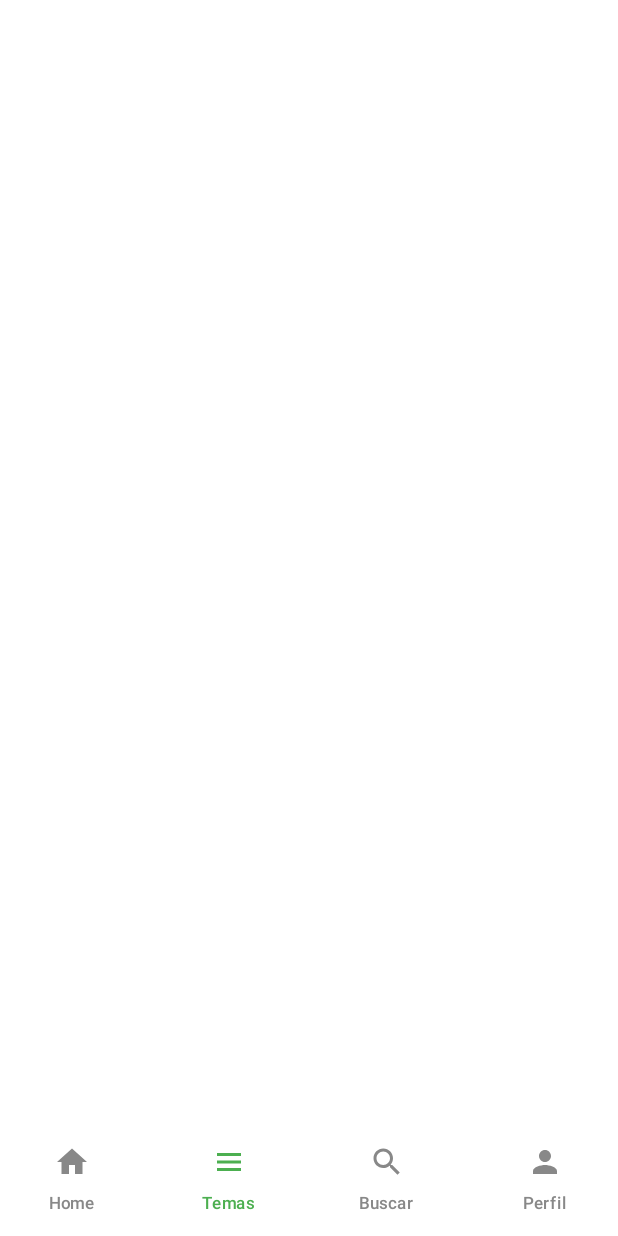
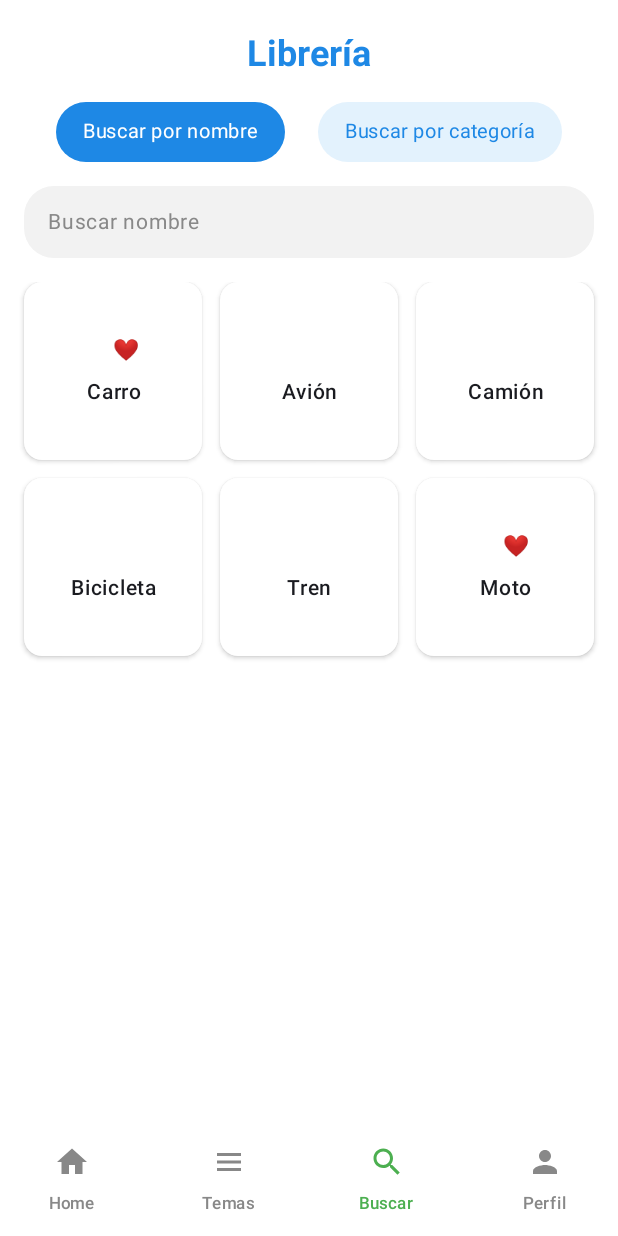
Before and after one commit to KetzalliLabs/Amoxcalli_App, an Android app built with Jetpack Compose: the LibraryScreen screen opened through its navigation route, on a phone screen of 412 x 824 dp. Before the commit the screen is almost empty. Run offline under Robolectric (Android 15) with nearby library versions, the phone set to English and light mode, and no system bars.

Commit message:
MainLibraryScreen and part of search

```diff
--- /dev/null
+++ b/app/src/main/java/com/req/software/amoxcalli_app/ui/components/buttons/LibraryButton.kt
@@ -0,0 +1,38 @@
+package com.req.software.amoxcalli_app.ui.components.buttons
+
+import androidx.compose.foundation.clickable
+import androidx.compose.foundation.layout.Box
+import androidx.compose.foundation.layout.height
+import androidx.compose.foundation.layout.padding
+import androidx.compose.foundation.shape.RoundedCornerShape
+import androidx.compose.material3.Surface
+import androidx.compose.material3.Text
+import androidx.compose.runtime.Composable
+import androidx.compose.ui.Alignment
+import androidx.compose.ui.Modifier
+import androidx.compose.ui.draw.clip
+import androidx.compose.ui.graphics.Color
+import androidx.compose.ui.text.font.FontWeight
+import androidx.compose.ui.unit.dp
+import androidx.compose.ui.unit.sp
+
+@Composable
+fun LibraryTabButton(text: String, selected: Boolean, onClick: () -> Unit) {
+    val bg = if (selected) Color(0xFF1E88E5) else Color(0xFFE3F2FD)
+    val fg = if (selected) Color.White else Color(0xFF1E88E5)
+
+    Surface(
+        color = bg,
+        shape = RoundedCornerShape(50),
+        modifier = Modifier
+            .height(40.dp)
+            .clickable { onClick() }
+    ) {
+        Box(
+            modifier = Modifier.padding(horizontal = 18.dp),
+            contentAlignment = Alignment.Center
+        ) {
+            Text(text, color = fg, fontSize = 13.sp)
+        }
+    }
+}
--- /dev/null
+++ b/app/src/main/java/com/req/software/amoxcalli_app/ui/components/buttons/WordButton.kt
@@ -0,0 +1,63 @@
+package com.req.software.amoxcalli_app.ui.components.buttons
+
+import androidx.compose.foundation.clickable
+import androidx.compose.foundation.layout.Box
+import androidx.compose.foundation.layout.Column
+import androidx.compose.foundation.layout.Spacer
+import androidx.compose.foundation.layout.aspectRatio
+import androidx.compose.foundation.layout.fillMaxWidth
+import androidx.compose.foundation.layout.height
+import androidx.compose.foundation.layout.padding
+import androidx.compose.foundation.shape.RoundedCornerShape
+import androidx.compose.material3.Surface
+import androidx.compose.material3.Text
+import androidx.compose.runtime.Composable
+import androidx.compose.ui.Alignment
+import androidx.compose.ui.Modifier
+import androidx.compose.ui.graphics.Color
+import androidx.compose.ui.text.font.FontWeight
+import androidx.compose.ui.text.style.TextAlign
+import androidx.compose.ui.unit.dp
+import androidx.compose.ui.unit.sp
+
+@Composable
+fun WordButton(
+    text: String,
+    isFavorite: Boolean,
+    onClick: () -> Unit
+) {
+    Surface(
+        shape = RoundedCornerShape(12.dp),
+        shadowElevation = 2.dp,
+        color = Color.White,
+        modifier = Modifier
+            .fillMaxWidth()
+            .aspectRatio(1f)   // cuadrado
+            .clickable { onClick() }
+    ) {
+        Box(
+            modifier = Modifier
+                .padding(8.dp),
+            contentAlignment = Alignment.Center
+        ) {
+            Column(horizontalAlignment = Alignment.CenterHorizontally) {
+
+                // Favorito?
+                Text(
+                    text = if (isFavorite) "❤️" else "",
+                    fontSize = 14.sp,
+                    modifier = Modifier.align(Alignment.End)
+                )
+
+                Spacer(modifier = Modifier.height(4.dp))
+
+                Text(
+                    text = text,
+                    textAlign = TextAlign.Center,
+                    fontSize = 14.sp,
+                    fontWeight = FontWeight.Medium
+                )
+            }
+        }
+    }
+}
--- a/app/src/main/java/com/req/software/amoxcalli_app/ui/components/navigation/BottomNavigationBar.kt
+++ b/app/src/main/java/com/req/software/amoxcalli_app/ui/components/navigation/BottomNavigationBar.kt
@@ -32,12 +32,12 @@ fun BottomNavBar(
             label = "Home"
         ),
         BottomNavItem(
-            screen = Screen.Topics,
+            screen = Screen.Quiz,
             iconRes = R.drawable.ic_topics,
             label = "Temas"
         ),
         BottomNavItem(
-            screen = Screen.Quiz,
+            screen = Screen.Topics,
             iconRes = R.drawable.ic_search,
             label = "Buscar"
         ),
--- /dev/null
+++ b/app/src/main/java/com/req/software/amoxcalli_app/ui/components/searchbars/SearchbarLibrary.kt
@@ -0,0 +1,46 @@
+package com.req.software.amoxcalli_app.ui.components.searchbars
+
+import androidx.compose.foundation.background
+import androidx.compose.foundation.layout.Box
+import androidx.compose.foundation.layout.fillMaxWidth
+import androidx.compose.foundation.layout.padding
+import androidx.compose.foundation.shape.RoundedCornerShape
+import androidx.compose.foundation.text.BasicTextField
+import androidx.compose.material3.Text
+import androidx.compose.runtime.Composable
+import androidx.compose.ui.Modifier
+import androidx.compose.ui.draw.clip
+import androidx.compose.ui.graphics.Color
+import androidx.compose.ui.text.TextStyle
+import androidx.compose.ui.unit.dp
+import androidx.compose.ui.unit.sp
+
+@Composable
+fun SearchBar(
+    placeholder: String,
+    value: String,
+    onValueChange: (String) -> Unit
+) {
+    Box(
+        modifier = Modifier
+            .fillMaxWidth()
+            .clip(RoundedCornerShape(20.dp))
+            .background(Color(0xFFF2F2F2))
+            .padding(horizontal = 16.dp, vertical = 12.dp)
+    ) {
+        if (value.isEmpty()) {
+            Text(
+                text = placeholder,
+                color = Color.Gray,
+                fontSize = 14.sp
+            )
+        }
+
+        BasicTextField(
+            value = value,
+            onValueChange = onValueChange,
+            textStyle = TextStyle(fontSize = 14.sp),
+            modifier = Modifier.fillMaxWidth()
+        )
+    }
+}
--- a/app/src/main/java/com/req/software/amoxcalli_app/ui/navigation/NavGraph.kt
+++ b/app/src/main/java/com/req/software/amoxcalli_app/ui/navigation/NavGraph.kt
@@ -16,12 +16,15 @@ import androidx.navigation.compose.composable
 import androidx.navigation.compose.currentBackStackEntryAsState
 import androidx.navigation.compose.rememberNavController
 import com.req.software.amoxcalli_app.ui.components.navigation.BottomNavBar
+import com.req.software.amoxcalli_app.ui.navigation.Screen.Quiz
 import com.req.software.amoxcalli_app.ui.screens.home.HomeScreen
 import com.req.software.amoxcalli_app.viewmodel.HomeViewModel
 import com.req.software.amoxcalli_app.ui.screens.learn.LearnGameScreen
 import com.req.software.amoxcalli_app.ui.screens.learn.LearnGameUiState
 import com.req.software.amoxcalli_app.ui.screens.learn.LearnOptionUi
 import com.req.software.amoxcalli_app.ui.screens.learn.LearnQuestionType
+import com.req.software.amoxcalli_app.ui.screens.library.LibraryScreen
+import com.req.software.amoxcalli_app.ui.screens.library.LibraryWordUi
 
 /**
  * Sealed class para definir las rutas de navegación
@@ -55,7 +58,7 @@ fun AppNavigation() {
             if (currentRoute in listOf(
                     Screen.Home.route,
                     Screen.Topics.route,
-                    Screen.Quiz.route,
+                    Quiz.route,
                     Screen.Profile.route
                 )
             ) {
@@ -96,7 +99,7 @@ fun AppNavigation() {
                         homeViewModel.navigateToTopic(topic)
                     },
                     onQuizClick = {
-                        navController.navigate(Screen.Quiz.route)
+                        navController.navigate(Quiz.route)
                     },
                     onPracticeClick = {
                         navController.navigate(Screen.Practice.route)
@@ -105,16 +108,9 @@ fun AppNavigation() {
             }
 
             // -------------------------------------------------------------
-            // TOPICS (por implementar)
-            // -------------------------------------------------------------
-            composable(Screen.Topics.route) {
-                // TODO: Implementar TopicsScreen
-            }
-
-            // -------------------------------------------------------------
             // QUIZ – Juego Aprender con tipo ALEATORIO en cada Confirmar
             // -------------------------------------------------------------
-            composable(Screen.Quiz.route) {
+            composable(Quiz.route) {
                 // Estado completo de la pregunta actual
                 var currentQuestion by remember {
                     mutableStateOf(generateRandomQuestion())
@@ -167,6 +163,28 @@ fun AppNavigation() {
                     },
                     onCloseClick = {
                         navController.popBackStack()
+                    }
+                )
+            }
+
+
+            // -------------------------------------------------------------
+            // LIBRARY (por implementar)
+            // -------------------------------------------------------------
+            composable(Screen.Topics.route) {
+                // TODO: Implementar TopicsScreen
+                val sampleWordList = listOf(
+                    LibraryWordUi("1", "Carro", true),
+                    LibraryWordUi("2", "Avión"),
+                    LibraryWordUi("3", "Camión"),
+                    LibraryWordUi("4", "Bicicleta"),
+                    LibraryWordUi("5", "Tren"),
+                    LibraryWordUi("6", "Moto", true),
+                )
+                LibraryScreen(
+                    words = sampleWordList,
+                    onWordClick = { wordId ->
+                        navController.navigate("wordDetail/$wordId")
                     }
                 )
             }
--- /dev/null
+++ b/app/src/main/java/com/req/software/amoxcalli_app/ui/screens/library/LibraryScreen.kt
@@ -0,0 +1,120 @@
+package com.req.software.amoxcalli_app.ui.screens.library
+
+import androidx.compose.foundation.background
+import androidx.compose.foundation.clickable
+import androidx.compose.foundation.layout.*
+import androidx.compose.foundation.shape.RoundedCornerShape
+import androidx.compose.foundation.text.BasicTextField
+import androidx.compose.material3.*
+import androidx.compose.runtime.*
+import androidx.compose.ui.Alignment
+import androidx.compose.ui.Modifier
+import androidx.compose.ui.draw.clip
+import androidx.compose.ui.graphics.Color
+import androidx.compose.ui.text.TextStyle
+import androidx.compose.ui.text.font.FontWeight
+import androidx.compose.ui.unit.dp
+import androidx.compose.ui.unit.sp
+import androidx.compose.foundation.lazy.grid.GridCells
+import androidx.compose.foundation.lazy.grid.LazyVerticalGrid
+import androidx.compose.foundation.lazy.grid.items
+import androidx.compose.ui.text.style.TextAlign
+import com.req.software.amoxcalli_app.ui.components.buttons.LibraryTabButton
+import com.req.software.amoxcalli_app.ui.components.buttons.WordButton
+import com.req.software.amoxcalli_app.ui.components.searchbars.SearchBar
+
+
+// ----------------------------------------------------------------------
+// MODELOS
+// ----------------------------------------------------------------------
+data class LibraryWordUi(
+    val id: String,
+    val name: String,
+    val isFavorite: Boolean = false
+)
+
+// ----------------------------------------------------------------------
+// PANTALLA PRINCIPAL
+// ----------------------------------------------------------------------
+@Composable
+fun LibraryScreen(
+    words: List<LibraryWordUi>,
+    onWordClick: (String) -> Unit,
+    modifier: Modifier = Modifier
+) {
+    var searchText by remember { mutableStateOf("") }
+    var selectedTab by remember { mutableStateOf(0) } // 0 = nombre, 1 = categoría
+
+    Column(
+        modifier = modifier
+            .fillMaxSize()
+            .background(Color.White)
+            .padding(horizontal = 16.dp)
+    ) {
+
+        Spacer(modifier = Modifier.height(20.dp))
+
+        Text(
+            text = "Librería",
+            style = MaterialTheme.typography.headlineSmall.copy(
+                fontWeight = FontWeight.Bold,
+                color = Color(0xFF1E88E5)
+            ),
+            modifier = Modifier.align(Alignment.CenterHorizontally)
+        )
+
+        Spacer(modifier = Modifier.height(16.dp))
+
+        // -----------------------------------------------------------
+        // TABS
+        // -----------------------------------------------------------
+        Row(
+            modifier = Modifier.fillMaxWidth(),
+            horizontalArrangement = Arrangement.SpaceEvenly
+        ) {
+            LibraryTabButton(
+                text = "Buscar por nombre",
+                selected = selectedTab == 0,
+                onClick = { selectedTab = 0 }
+            )
+            LibraryTabButton(
+                text = "Buscar por categoría",
+                selected = selectedTab == 1,
+                onClick = { selectedTab = 1 }
+            )
+        }
+
+        Spacer(modifier = Modifier.height(16.dp))
+
+        // -----------------------------------------------------------
+        // BARRA DE BÚSQUEDA
+        // -----------------------------------------------------------
+        SearchBar(
+            placeholder = if (selectedTab == 0) "Buscar nombre" else "Buscar categoría",
+            value = searchText,
+            onValueChange = { searchText = it }
+        )
+
+        Spacer(modifier = Modifier.height(16.dp))
+
+        // -----------------------------------------------------------
+        // GRID DE PALABRAS (3 COLUMNAS)
+        // -----------------------------------------------------------
+        LazyVerticalGrid(
+            columns = GridCells.Fixed(3),
+            verticalArrangement = Arrangement.spacedBy(12.dp),
+            horizontalArrangement = Arrangement.spacedBy(12.dp),
+            modifier = Modifier.fillMaxSize()
+        ) {
+            items(words.filter {
+                it.name.contains(searchText, ignoreCase = true)
+            }) { word ->
+                WordButton(
+                    text = word.name,
+                    isFavorite = word.isFavorite,
+                    onClick = { onWordClick(word.id) }
+                )
+            }
+        }
+    }
+}
--- a/gradle/libs.versions.toml
+++ b/gradle/libs.versions.toml
@@ -1,5 +1,5 @@
 [versions]
-agp = "8.13.0"
+agp = "8.13.1"
 kotlin = "2.0.21"
 coreKtx = "1.10.1"
 junit = "4.13.2"
```
Also changed, not shown: app/src/main/java/com/req/software/amoxcalli_app/ui/screens/library/LibraryCategoryScreen.kt (added, +107 -0 lines).
